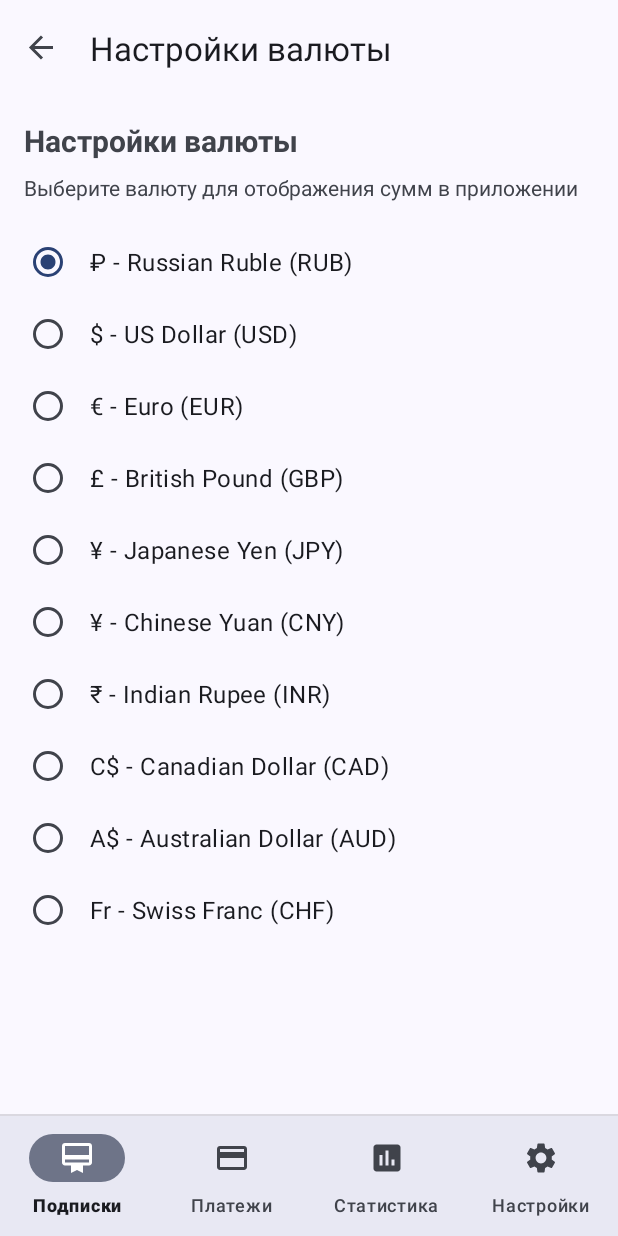
After one commit to onlive1337/Trackify, an Android app: the CurrencySettingsFragment screen opened through its navigation route, on a phone screen of 412 x 824 dp. The commit adds this screen. Run offline under Robolectric (Android 15) with nearby library versions, the phone set to English and light mode, and no system bars; our stand-ins replace Room's generated code, navigation-ui.

Commit message:
feat: Implement currency settings and formatting
-   **Currency Management:**
    -   Created `Currency` data class to represent currency information (code, symbol, name, format).
    -   Added `CurrencyFormat` enum for symbol placement.
    -   Added `POPULAR_CURRENCIES` list with common currencies.
    -   Created `CurrencyFormatter` for formatting amounts with the selected currency.
    -   Added methods for get currency by code.

-   **Currency Settings:**
    -   Created `CurrencySettingsFragment` to manage the currency selection.
    -   Created `CurrencyAdapter` for displaying currencies in a `RecyclerView`.
    -   Added `currency_settings` screen to navigation.
    -   Added the ability to select currency in `CurrencySettingsFragment`.
    -   Added `currency_settings` button in `SettingsFragment`.

-   **Preferences:**
    -   Added `getCurrencyCode`, `setCurrencyCode`, `getCurrentCurrency` to `PreferenceManager`.
    - Implemented saving selected currency in `PreferenceManager`.
    - Implemented getting saved currency from `PreferenceManager`.

-   **Layouts:**
    -   Created `fragment_currency_settings.xml` for the currency settings UI.
    -   Created `item_currency.xml` for the individual currency item in the list.

-   **Strings:**
    - Added strings for currency settings.
    - Added strings for new notification messages.
-   **Utils**
    - Added `CurrencyFormatter` for formating amounts in views.

```diff
--- /dev/null
+++ b/app/src/main/java/com/onlive/trackify/data/model/Currency.kt
@@ -0,0 +1,41 @@
+package com.onlive.trackify.data.model
+
+data class Currency(
+    val code: String,
+    val symbol: String,
+    val name: String,
+    val format: CurrencyFormat = CurrencyFormat.SYMBOL_BEFORE
+) {
+    companion object {
+        val POPULAR_CURRENCIES = listOf(
+            Currency("RUB", "₽", "Russian Ruble", CurrencyFormat.SYMBOL_AFTER),
+            Currency("USD", "$", "US Dollar"),
+            Currency("EUR", "€", "Euro"),
+            Currency("GBP", "£", "British Pound"),
+            Currency("JPY", "¥", "Japanese Yen"),
+            Currency("CNY", "¥", "Chinese Yuan"),
+            Currency("INR", "₹", "Indian Rupee"),
+            Currency("CAD", "C$", "Canadian Dollar"),
+            Currency("AUD", "A$", "Australian Dollar"),
+            Currency("CHF", "Fr", "Swiss Franc", CurrencyFormat.SYMBOL_AFTER)
+        )
+
+        fun getCurrencyByCode(code: String): Currency {
+            return POPULAR_CURRENCIES.find { it.code == code } ?: POPULAR_CURRENCIES[0]
+        }
+    }
+
+    fun format(amount: Double, maxDecimals: Int = 2): String {
+        val formatPattern = if (maxDecimals > 0) "%.${maxDecimals}f" else "%.0f"
+        val formattedAmount = String.format(formatPattern, amount)
+        return when (format) {
+            CurrencyFormat.SYMBOL_BEFORE -> "$symbol$formattedAmount"
+            CurrencyFormat.SYMBOL_AFTER -> "$formattedAmount $symbol"
+        }
+    }
+}
+
+enum class CurrencyFormat {
+    SYMBOL_BEFORE,
+    SYMBOL_AFTER
+}
--- /dev/null
+++ b/app/src/main/java/com/onlive/trackify/ui/settings/CurrencyAdapter.kt
@@ -0,0 +1,50 @@
+package com.onlive.trackify.ui.settings
+
+import android.view.LayoutInflater
+import android.view.ViewGroup
+import androidx.recyclerview.widget.RecyclerView
+import com.onlive.trackify.data.model.Currency
+import com.onlive.trackify.databinding.ItemCurrencyBinding
+
+class CurrencyAdapter(
+    private val currencies: List<Currency>,
+    private val selectedCurrencyCode: String,
+    private val onCurrencySelected: (Currency) -> Unit
+) : RecyclerView.Adapter<CurrencyAdapter.CurrencyViewHolder>() {
+
+    private var selectedPosition = currencies.indexOfFirst { it.code == selectedCurrencyCode }
+        .takeIf { it >= 0 } ?: 0
+
+    inner class CurrencyViewHolder(private val binding: ItemCurrencyBinding) :
+        RecyclerView.ViewHolder(binding.root) {
+
+        fun bind(currency: Currency, isSelected: Boolean) {
+            binding.radioButtonCurrency.apply {
+                text = "${currency.symbol} - ${currency.name} (${currency.code})"
+                isChecked = isSelected
+                setOnClickListener {
+                    val previousSelected = selectedPosition
+                    selectedPosition = adapterPosition
+                    notifyItemChanged(previousSelected)
+                    notifyItemChanged(selectedPosition)
+                    onCurrencySelected(currency)
+                }
+            }
+        }
+    }
+
+    override fun onCreateViewHolder(parent: ViewGroup, viewType: Int): CurrencyViewHolder {
+        val binding = ItemCurrencyBinding.inflate(
+            LayoutInflater.from(parent.context),
+            parent,
+            false
+        )
+        return CurrencyViewHolder(binding)
+    }
+
+    override fun onBindViewHolder(holder: CurrencyViewHolder, position: Int) {
+        holder.bind(currencies[position], position == selectedPosition)
+    }
+
+    override fun getItemCount() = currencies.size
+}
--- /dev/null
+++ b/app/src/main/java/com/onlive/trackify/ui/settings/CurrencySettingsFragment.kt
@@ -0,0 +1,66 @@
+package com.onlive.trackify.ui.settings
+
+import android.os.Bundle
+import android.view.LayoutInflater
+import android.view.View
+import android.view.ViewGroup
+import android.widget.Toast
+import androidx.fragment.app.Fragment
+import androidx.navigation.fragment.findNavController
+import androidx.recyclerview.widget.LinearLayoutManager
+import com.onlive.trackify.R
+import com.onlive.trackify.data.model.Currency
+import com.onlive.trackify.databinding.FragmentCurrencySettingsBinding
+import com.onlive.trackify.utils.PreferenceManager
+
+class CurrencySettingsFragment : Fragment() {
+
+    private var _binding: FragmentCurrencySettingsBinding? = null
+    private val binding get() = _binding!!
+
+    private lateinit var preferenceManager: PreferenceManager
+    private lateinit var currencyAdapter: CurrencyAdapter
+
+    override fun onCreateView(
+        inflater: LayoutInflater,
+        container: ViewGroup?,
+        savedInstanceState: Bundle?
+    ): View {
+        _binding = FragmentCurrencySettingsBinding.inflate(inflater, container, false)
+        return binding.root
+    }
+
+    override fun onViewCreated(view: View, savedInstanceState: Bundle?) {
+        super.onViewCreated(view, savedInstanceState)
+
+        preferenceManager = PreferenceManager(requireContext())
+        setupCurrencyList()
+    }
+
+    private fun setupCurrencyList() {
+        val currentCurrencyCode = preferenceManager.getCurrencyCode()
+
+        currencyAdapter = CurrencyAdapter(
+            Currency.POPULAR_CURRENCIES,
+            currentCurrencyCode
+        ) { currency ->
+            preferenceManager.setCurrencyCode(currency.code)
+            Toast.makeText(
+                requireContext(),
+                getString(R.string.currency_saved, currency.name),
+                Toast.LENGTH_SHORT
+            ).show()
+            findNavController().popBackStack()
+        }
+
+        binding.recyclerViewCurrencies.apply {
+            adapter = currencyAdapter
+            layoutManager = LinearLayoutManager(requireContext())
+        }
+    }
+
+    override fun onDestroyView() {
+        super.onDestroyView()
+        _binding = null
+    }
+}
--- a/app/src/main/java/com/onlive/trackify/ui/settings/SettingsFragment.kt
+++ b/app/src/main/java/com/onlive/trackify/ui/settings/SettingsFragment.kt
@@ -80,6 +80,10 @@ class SettingsFragment : Fragment() {
         binding.buttonNotificationSettings.setOnClickListener {
             findNavController().navigate(R.id.action_navigation_settings_to_notificationSettingsFragment)
         }
+
+        binding.buttonCurrencySettings.setOnClickListener {
+            findNavController().navigate(R.id.action_navigation_settings_to_currencySettingsFragment)
+        }
     }
 
     private fun setupThemeOptions() {
--- /dev/null
+++ b/app/src/main/java/com/onlive/trackify/utils/CurrencyFormatter.kt
@@ -0,0 +1,15 @@
+package com.onlive.trackify.utils
+
+import android.content.Context
+
+object CurrencyFormatter {
+    fun formatAmount(context: Context, amount: Double): String {
+        val preferenceManager = PreferenceManager(context)
+        val currency = preferenceManager.getCurrentCurrency()
+        return currency.format(amount)
+    }
+
+    fun formatAmountWithoutSymbol(amount: Double): String {
+        return String.format("%.2f", amount)
+    }
+}
--- a/app/src/main/java/com/onlive/trackify/utils/PreferenceManager.kt
+++ b/app/src/main/java/com/onlive/trackify/utils/PreferenceManager.kt
@@ -11,6 +11,7 @@ class PreferenceManager(context: Context) {
         private const val KEY_NOTIFICATION_TIME = "notification_time_hour"
         private const val KEY_NOTIFICATION_MINUTE = "notification_time_minute"
         private const val KEY_NOTIFICATION_FREQUENCY = "notification_frequency"
+        private const val KEY_CURRENCY_CODE = "currency_code"
     }
 
     private val prefs: SharedPreferences = context.getSharedPreferences(PREFS_NAME, Context.MODE_PRIVATE)
@@ -58,6 +59,18 @@ class PreferenceManager(context: Context) {
             .putInt(KEY_NOTIFICATION_MINUTE, minute)
             .apply()
     }
+
+    fun getCurrencyCode(): String {
+        return prefs.getString(KEY_CURRENCY_CODE, "RUB") ?: "RUB"
+    }
+
+    fun setCurrencyCode(currencyCode: String) {
+        prefs.edit().putString(KEY_CURRENCY_CODE, currencyCode).apply()
+    }
+
+    fun getCurrentCurrency(): Currency {
+        return Currency.getCurrencyByCode(getCurrencyCode())
+    }
 }
 
 enum class NotificationFrequency {
--- /dev/null
+++ b/app/src/main/res/layout/fragment_currency_settings.xml
@@ -0,0 +1,40 @@
+<?xml version="1.0" encoding="utf-8"?>
+<androidx.constraintlayout.widget.ConstraintLayout xmlns:android="http://schemas.android.com/apk/res/android"
+    xmlns:app="http://schemas.android.com/apk/res-auto"
+    xmlns:tools="http://schemas.android.com/tools"
+    android:layout_width="match_parent"
+    android:layout_height="match_parent"
+    android:padding="16dp">
+
+    <TextView
+        android:id="@+id/textViewTitle"
+        android:layout_width="match_parent"
+        android:layout_height="wrap_content"
+        android:text="@string/currency_settings"
+        android:textSize="20sp"
+        android:textStyle="bold"
+        app:layout_constraintTop_toTopOf="parent"
+        app:layout_constraintStart_toStartOf="parent"
+        app:layout_constraintEnd_toEndOf="parent" />
+
+    <TextView
+        android:id="@+id/textViewDescription"
+        android:layout_width="match_parent"
+        android:layout_height="wrap_content"
+        android:layout_marginTop="8dp"
+        android:text="@string/currency_description"
+        app:layout_constraintTop_toBottomOf="@id/textViewTitle"
+        app:layout_constraintStart_toStartOf="parent"
+        app:layout_constraintEnd_toEndOf="parent" />
+
+    <androidx.recyclerview.widget.RecyclerView
+        android:id="@+id/recyclerViewCurrencies"
+        android:layout_width="match_parent"
+        android:layout_height="0dp"
+        android:layout_marginTop="16dp"
+        app:layout_constraintTop_toBottomOf="@id/textViewDescription"
+        app:layout_constraintBottom_toBottomOf="parent"
+        app:layout_constraintStart_toStartOf="parent"
+        app:layout_constraintEnd_toEndOf="parent" />
+
+</androidx.constraintlayout.widget.ConstraintLayout>
--- /dev/null
+++ b/app/src/main/res/layout/item_currency.xml
@@ -0,0 +1,9 @@
+<?xml version="1.0" encoding="utf-8"?>
+<RadioButton xmlns:android="http://schemas.android.com/apk/res/android"
+    xmlns:tools="http://schemas.android.com/tools"
+    android:id="@+id/radioButtonCurrency"
+    android:layout_width="match_parent"
+    android:layout_height="wrap_content"
+    android:padding="12dp"
+    android:textSize="16sp"
+    tools:text="$ - US Dollar" />
--- a/app/src/main/res/navigation/mobile_navigation.xml
+++ b/app/src/main/res/navigation/mobile_navigation.xml
@@ -61,6 +61,12 @@
         tools:layout="@layout/fragment_statistics" />
 
     <fragment
+        android:id="@+id/currencySettingsFragment"
+        android:name="com.onlive.trackify.ui.settings.CurrencySettingsFragment"
+        android:label="@string/currency_settings"
+        tools:layout="@layout/fragment_currency_settings" />
+
+    <fragment
         android:id="@+id/navigation_settings"
         android:name="com.onlive.trackify.ui.settings.SettingsFragment"
         android:label="@string/title_settings"
@@ -89,6 +95,13 @@
         <action
             android:id="@+id/action_navigation_settings_to_dataManagementFragment"
             app:destination="@id/dataManagementFragment"
+            app:enterAnim="@anim/slide_in_right"
+            app:exitAnim="@anim/slide_out_left"
+            app:popEnterAnim="@anim/slide_in_left"
+            app:popExitAnim="@anim/slide_out_right" />
+        <action
+            android:id="@+id/action_navigation_settings_to_currencySettingsFragment"
+            app:destination="@id/currencySettingsFragment"
             app:enterAnim="@anim/slide_in_right"
             app:exitAnim="@anim/slide_out_left"
             app:popEnterAnim="@anim/slide_in_left"
--- a/app/src/main/res/values/strings.xml
+++ b/app/src/main/res/values/strings.xml
@@ -57,4 +57,8 @@
     <string name="notifications_disabled">Уведомления отключены</string>
     <string name="notifications_permission_denied">Разрешение на уведомления отклонено</string>
     <string name="notifications_permission_rationale">Разрешение на уведомления необходимо для отправки напоминаний о платежах</string>
+
+    <string name="currency_settings">Настройки валюты</string>
+    <string name="currency_description">Выберите валюту для отображения сумм в приложении</string>
+    <string name="currency_saved">Валюта изменена на %s</string>
 </resources>
```
Also changed, not shown: 1 other file.
